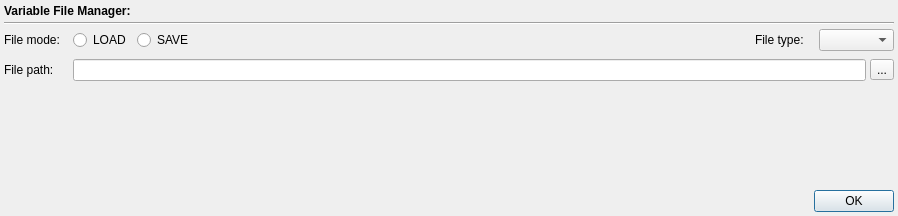
Qt form designer/filemanager.ui (DTOcean/dtocean-app) before a commit.
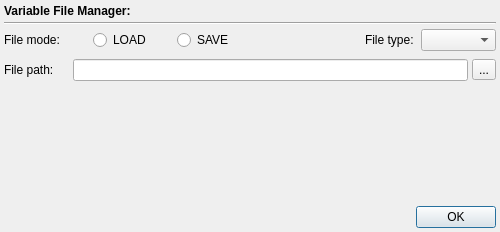
The same form after that commit.

Commit message: Improve look and feel on high DPI windows 8 display. Needs tested on Windows 7.

What changed in the file:
```diff
--- a/designer/filemanager.ui
+++ b/designer/filemanager.ui
@@ -6,8 +6,8 @@
    <rect>
     <x>0</x>
     <y>0</y>
-    <width>898</width>
-    <height>216</height>
+    <width>500</width>
+    <height>232</height>
    </rect>
   </property>
   <property name="sizePolicy">
@@ -18,7 +18,7 @@
   </property>
   <property name="minimumSize">
    <size>
-    <width>350</width>
+    <width>425</width>
     <height>0</height>
    </size>
   </property>
@@ -54,11 +54,20 @@
    </item>
    <item>
     <layout class="QHBoxLayout" name="horizontalLayout">
+     <property name="sizeConstraint">
+      <enum>QLayout::SetDefaultConstraint</enum>
+     </property>
      <item>
       <widget class="QLabel" name="label_3">
+       <property name="sizePolicy">
+        <sizepolicy hsizetype="Fixed" vsizetype="Preferred">
+         <horstretch>0</horstretch>
+         <verstretch>0</verstretch>
+        </sizepolicy>
+       </property>
        <property name="minimumSize">
         <size>
-         <width>65</width>
+         <width>85</width>
          <height>0</height>
         </size>
        </property>
@@ -69,9 +78,15 @@
      </item>
      <item>
       <widget class="QRadioButton" name="loadButton">
+       <property name="sizePolicy">
+        <sizepolicy hsizetype="Fixed" vsizetype="Fixed">
+         <horstretch>0</horstretch>
+         <verstretch>0</verstretch>
+        </sizepolicy>
+       </property>
        <property name="minimumSize">
         <size>
-         <width>60</width>
+         <width>80</width>
          <height>0</height>
         </size>
        </property>
@@ -85,9 +100,15 @@
      </item>
      <item>
       <widget class="QRadioButton" name="saveButton">
+       <property name="sizePolicy">
+        <sizepolicy hsizetype="Fixed" vsizetype="Fixed">
+         <horstretch>0</horstretch>
+         <verstretch>0</verstretch>
+        </sizepolicy>
+       </property>
        <property name="minimumSize">
         <size>
-         <width>60</width>
+         <width>80</width>
          <height>0</height>
         </size>
        </property>
@@ -106,7 +127,7 @@
        </property>
        <property name="sizeHint" stdset="0">
         <size>
-         <width>40</width>
+         <width>10</width>
          <height>20</height>
         </size>
        </property>
@@ -122,7 +143,7 @@
        </property>
        <property name="minimumSize">
         <size>
-         <width>60</width>
+         <width>0</width>
          <height>0</height>
         </size>
        </property>
```
The commit also changes 6 other files.
